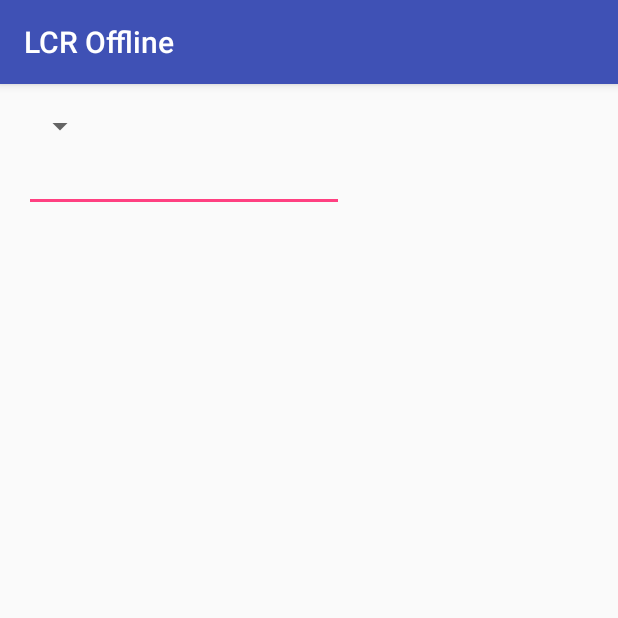
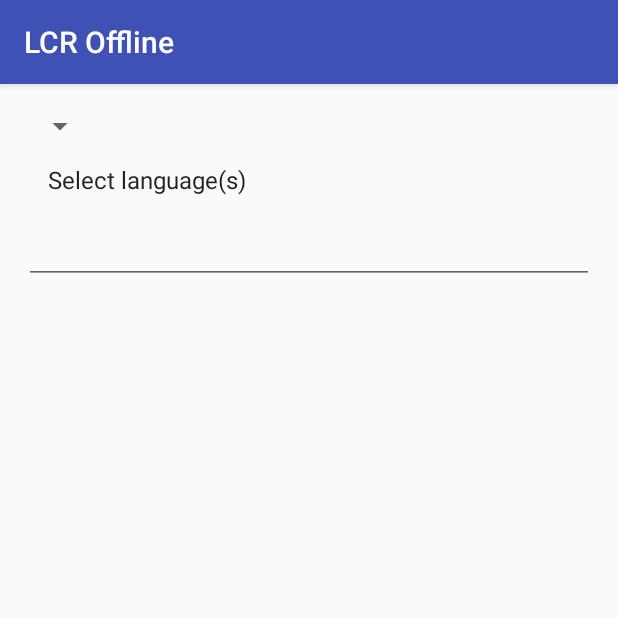
Before and after one commit to toby-1-kenobi/lcr-offline, an Android app: the ReportActivity screen opened directly, with no data from a screen before it, on a phone screen of 412 x 824 dp, the top half of it. Run offline under Robolectric (Android 15) with nearby library versions, the phone set to English and light mode, and no system bars; 1 statement that could not run was skipped.

Commit message:
make language select dialog populate a list for languages.

```diff
--- a/app/src/main/java/org/sil/lcroffline/ReportActivity.java
+++ b/app/src/main/java/org/sil/lcroffline/ReportActivity.java
@@ -8,19 +8,25 @@ import android.os.Bundle;
 import android.util.Log;
 import android.view.View;
 import android.widget.AdapterView;
+import android.widget.ArrayAdapter;
+import android.widget.ListView;
 import android.widget.SimpleCursorAdapter;
 import android.widget.Spinner;
 
+import java.util.ArrayList;
 import java.util.Arrays;
 
 public class ReportActivity extends AppCompatActivity
-        implements AdapterView.OnItemSelectedListener, SelectLanguagesDialogFragment.SelectLanguagesDialogListener {
+        implements AdapterView.OnItemSelectedListener,
+        SelectLanguagesDialogFragment.SelectLanguagesDialogListener,
+        AdapterView.OnItemClickListener {
 
     private final String LOG_TAG = ReportActivity.class.getSimpleName();
     private DatabaseHelper mDBHelper;
 
     // initial value is -1 to show no state has been selected yet
     private long mSelectedStateID = -1;
+    private ArrayAdapter<CharSequence> mLanguagesArray;
 
     @Override
     protected void onCreate(Bundle savedInstanceState) {
@@ -47,6 +53,17 @@ public class ReportActivity extends AppCompatActivity
         stateAdapter.setDropDownViewResource(android.R.layout.simple_spinner_dropdown_item);
         state_select.setAdapter(stateAdapter);
         state_select.setOnItemSelectedListener(this);
+
+        ArrayList<CharSequence> langArray = new ArrayList<CharSequence>();
+        langArray.add(getString(R.string.pick_languages));
+        mLanguagesArray = new ArrayAdapter<CharSequence>(
+                this,
+                android.R.layout.simple_list_item_1,
+                langArray
+        );
+        ListView languagesList = (ListView) findViewById(R.id.report_languages);
+        languagesList.setAdapter(mLanguagesArray);
+        languagesList.setOnItemClickListener(this);
     }
 
     @Override
@@ -57,7 +74,7 @@ public class ReportActivity extends AppCompatActivity
         // (because that happens in the layout inflation)
         if (mSelectedStateID != -1 && id != mSelectedStateID) {
             DialogFragment selectLanguages = SelectLanguagesDialogFragment.newInstance(id);
-            selectLanguages.show(getSupportFragmentManager(), "select_languages");
+            selectLanguages.show(getSupportFragmentManager(), getString(R.string.languages_dialog_tag));
         }
         mSelectedStateID = id;
     }
@@ -66,11 +83,29 @@ public class ReportActivity extends AppCompatActivity
     public void onNothingSelected(AdapterView<?> parent) {
         Log.d(LOG_TAG, "no states selected");
         // Remove all languages from list
+        mLanguagesArray.clear();
+        mLanguagesArray.add(getString(R.string.pick_languages));
+        mLanguagesArray.notifyDataSetChanged();
     }
 
     @Override
     public void onDialogPositiveClick(CharSequence[] selectedLanguageNames) {
         Log.d(LOG_TAG, "languages selected: " + Arrays.toString(selectedLanguageNames));
         // Add the languages into list
+        mLanguagesArray.clear();
+        if (selectedLanguageNames.length == 0) {
+            mLanguagesArray.add(getString(R.string.pick_languages));
+        } else {
+            for (CharSequence languageName : selectedLanguageNames) {
+                mLanguagesArray.add(languageName);
+            }
+        }
+        mLanguagesArray.notifyDataSetChanged();
+    }
+
+    @Override
+    public void onItemClick(AdapterView<?> parent, View view, int position, long id) {
+        DialogFragment selectLanguages = SelectLanguagesDialogFragment.newInstance(mSelectedStateID);
+        selectLanguages.show(getSupportFragmentManager(), getString(R.string.languages_dialog_tag));
     }
 }
--- a/app/src/main/res/layout/activity_report.xml
+++ b/app/src/main/res/layout/activity_report.xml
@@ -22,14 +22,14 @@
         <ListView
             android:layout_width="wrap_content"
             android:layout_height="wrap_content"
-            android:id="@+id/listView" />
+            android:id="@+id/report_languages" />
 
         <EditText
-            android:layout_width="wrap_content"
+            android:layout_width="match_parent"
             android:layout_height="wrap_content"
             android:inputType="textMultiLine"
             android:ems="10"
-            android:id="@+id/editText2" />
+            android:id="@+id/report_content" />
     </LinearLayout>
 
 </RelativeLayout>
--- a/app/src/main/res/values/strings.xml
+++ b/app/src/main/res/values/strings.xml
@@ -13,9 +13,10 @@
 
     <string name="title_activity_main">LCR Offline</string>
 
-    <string name="pick_languages">Report about language(s)</string>
+    <string name="pick_languages">Select language(s)</string>
     <string name="ok">OK</string>
     <string name="cancel">Cancel</string>
+    <string name="languages_dialog_tag" translatable="false">select_languages</string>
 
     <string name="preference_file_key" translatable="false">org.sil.lcroffline.PREF_FILE</string>
     <string name="current_user_phone_key" translatable="false">current_user_phone</string>
```
